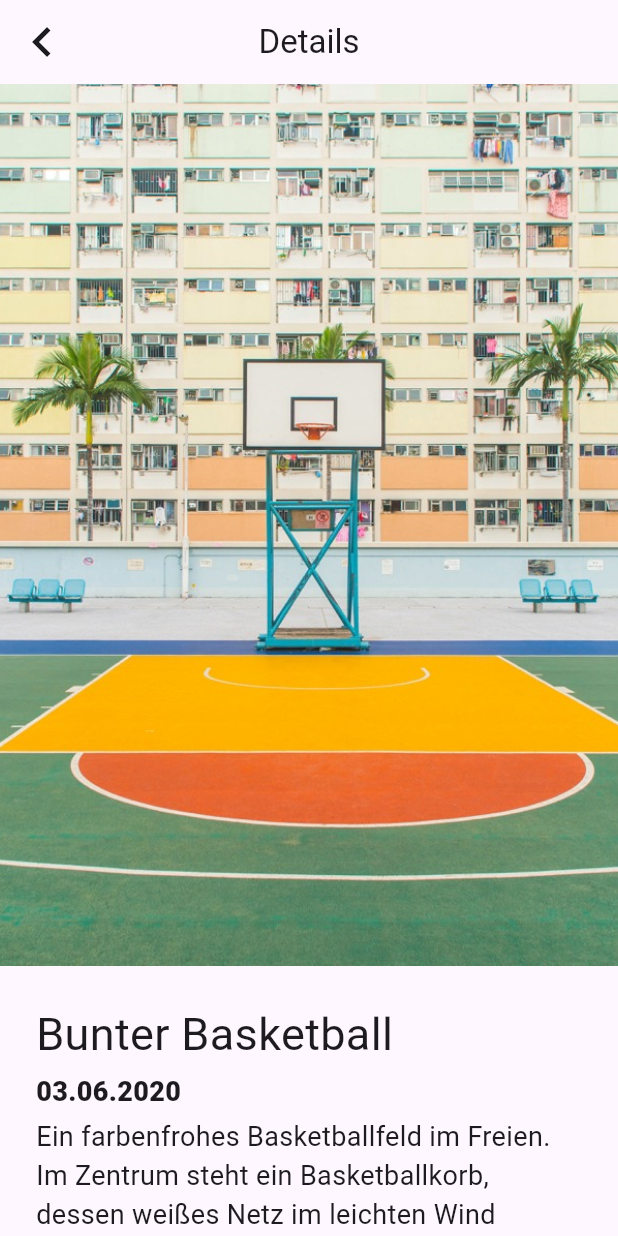
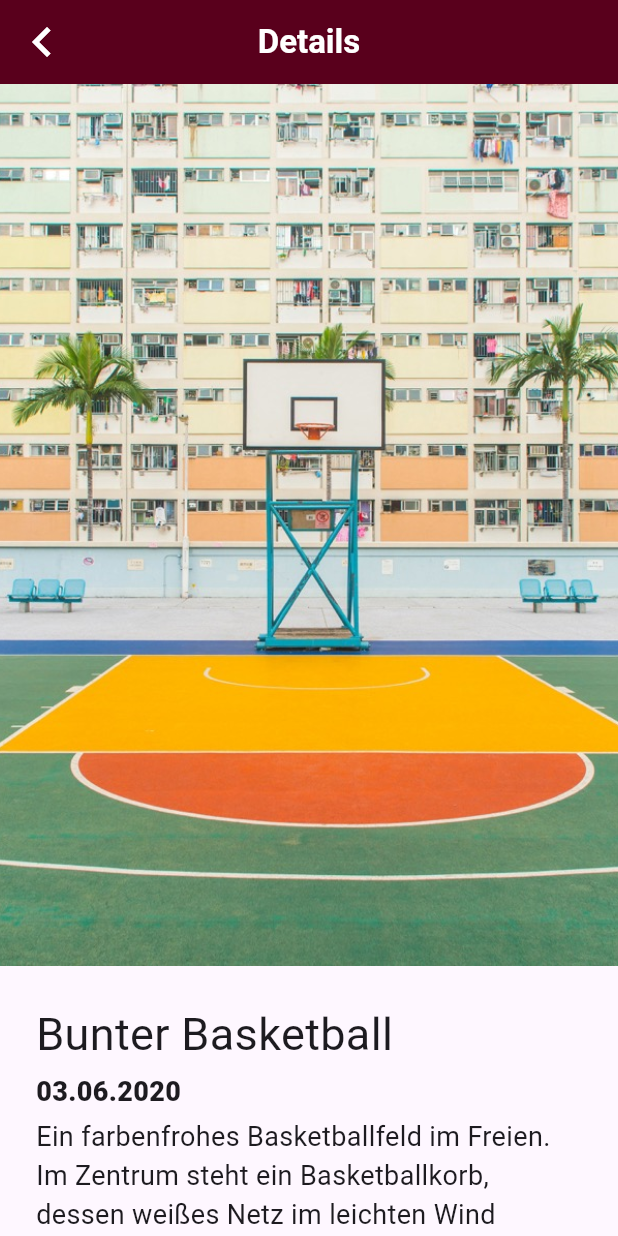
Before and after one commit to dvdaa/image_gallery, a Flutter app: the screen it shows after launch, after a tap on "Bunter Basketball", on a phone screen of 412 x 824 dp. Run offline on Flutter 3.47's test engine with Material 3 defaults, Android fonts, the phone set to English and light mode, and no system bars.

Commit message:
change color of app bar of details screen

```diff
--- a/lib/details_screen.dart
+++ b/lib/details_screen.dart
@@ -18,17 +18,24 @@ class _DetailsScreenState extends State<DetailsScreen> {
     return Scaffold(
       appBar: AppBar(
         centerTitle: true,
+        backgroundColor: Style.primaryColor,
         leading: GestureDetector(
           child: Icon(
             Icons.chevron_left,
             size: 40,
+            color: Colors.white,
           ),
           onTap: () {
             Navigator.pop(context);
           },
         ),
         automaticallyImplyLeading: false,
-        title: Text("Details"),
+        title: Text(
+          "Details",
+          style: TextStyle(
+            color: Colors.white,
+            fontWeight: Style.appBarFontWeight,
+          )),
       ),
       body: ListView(
         children: [
```
